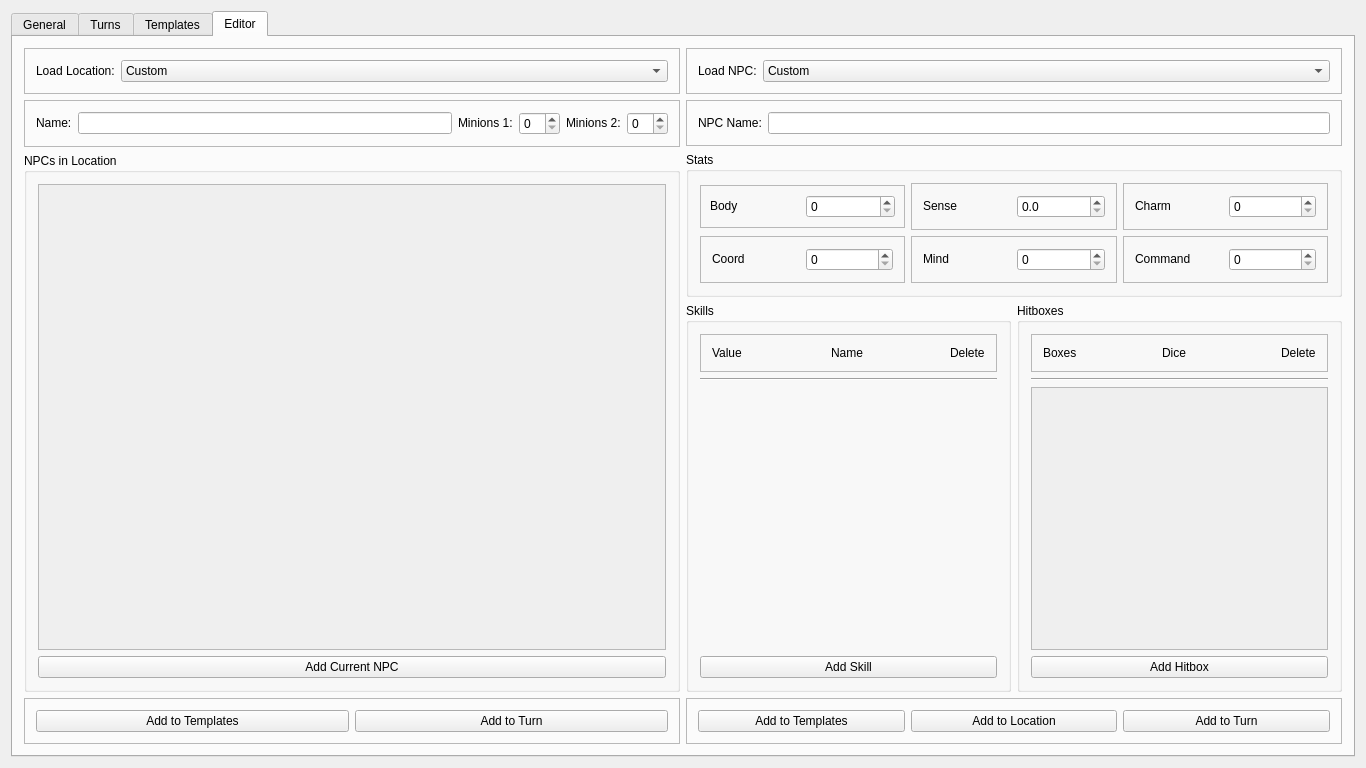
Above: src/mainwindow.ui from zobin8/talented-gm before the change. Below: the same form after it.
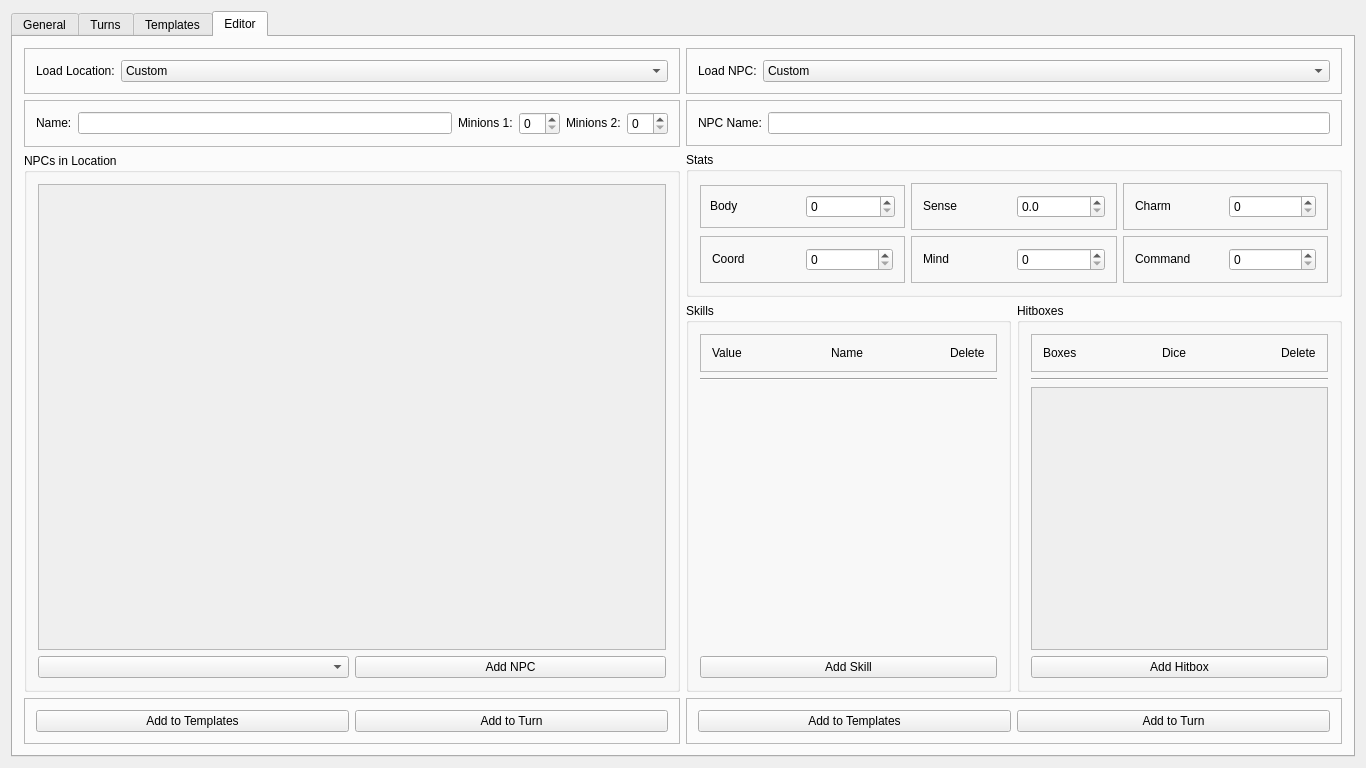
That is the form after the change.

Commit message: Finished location editing  * Locations can be created with a name, minions, and NPCs.  * Both locations and its NPCs can be deleted.

```diff
--- a/src/mainwindow.ui
+++ b/src/mainwindow.ui
@@ -1217,10 +1217,31 @@
                </widget>
               </item>
               <item>
-               <widget class="QPushButton" name="editAddNPCButton">
-                <property name="text">
-                 <string>Add Current NPC</string>
-                </property>
+               <widget class="QWidget" name="widget_9" native="true">
+                <layout class="QHBoxLayout" name="horizontalLayout_30">
+                 <property name="leftMargin">
+                  <number>0</number>
+                 </property>
+                 <property name="topMargin">
+                  <number>0</number>
+                 </property>
+                 <property name="rightMargin">
+                  <number>0</number>
+                 </property>
+                 <property name="bottomMargin">
+                  <number>0</number>
+                 </property>
+                 <item>
+                  <widget class="QComboBox" name="editLocNPCCombo"/>
+                 </item>
+                 <item>
+                  <widget class="QPushButton" name="editAddNPCButton">
+                   <property name="text">
+                    <string>Add NPC</string>
+                   </property>
+                  </widget>
+                 </item>
+                </layout>
                </widget>
               </item>
              </layout>
@@ -1900,13 +1921,6 @@
                 </property>
                </widget>
               </item>
-              <item>
-               <widget class="QPushButton" name="editNPCToLoc">
-                <property name="text">
-                 <string>Add to Location</string>
-                </property>
-               </widget>
-              </item>
               <item>
                <widget class="QPushButton" name="editNPCToTurn">
                 <property name="text">
```
Left out of the diff: 2 changed lines with no effect on the pictures. The commit also changes 12 other files.
